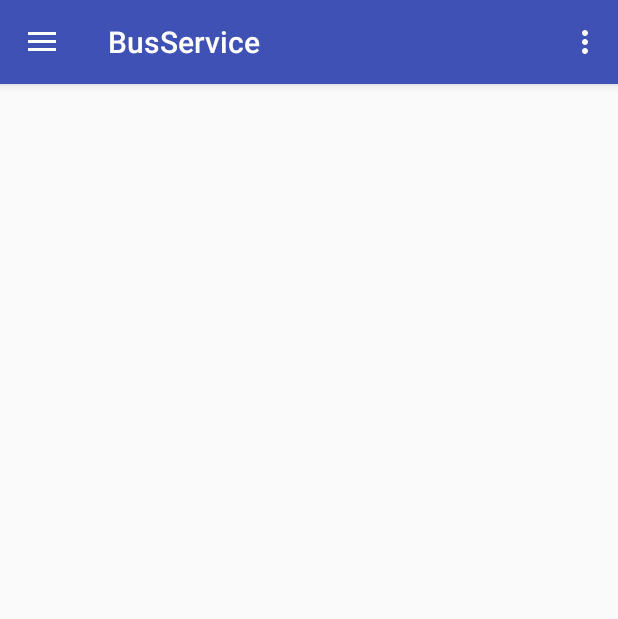
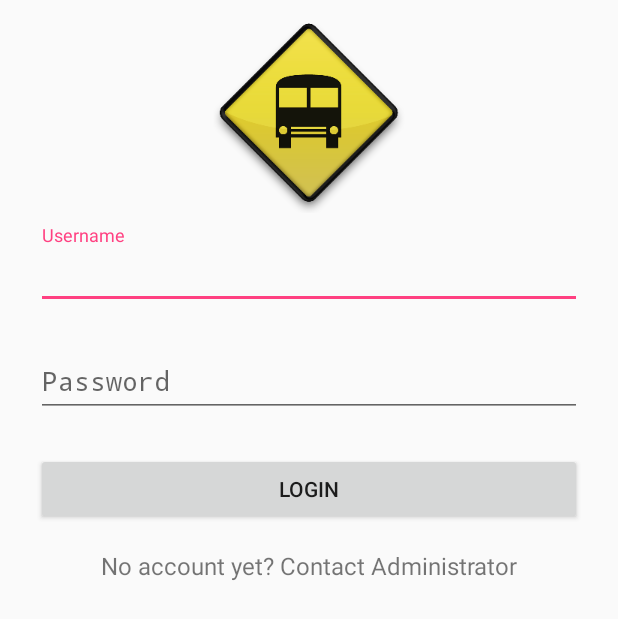
Before and after one commit to byteShaft/bus-service, an Android app: the screen it shows after launch (MainActivity before the commit, LoginActivity after it), on a phone screen of 412 x 824 dp. Shown: the top 619 px of the screen. Run offline under Robolectric (Android 15) with nearby library versions, the phone set to English and light mode, and no system bars.

Commit message:
LoginActivity Implemented

```diff
--- a/app/build.gradle
+++ b/app/build.gradle
@@ -24,5 +24,8 @@ dependencies {
     testCompile 'junit:junit:4.12'
     compile 'com.android.support:appcompat-v7:23.1.1'
     compile 'com.android.support:design:23.1.1'
-    compile 'com.google.android.gms:play-services:8.1.0'
+    compile 'com.google.android.gms:play-services:8.3.0'
+    compile 'com.google.android.gms:play-services-ads:8.3.0'
+    compile 'com.google.android.gms:play-services-identity:8.3.0'
+    compile 'com.google.android.gms:play-services-gcm:8.3.0'
 }
--- a/app/src/main/AndroidManifest.xml
+++ b/app/src/main/AndroidManifest.xml
@@ -10,11 +10,12 @@
     <uses-permission android:name="android.permission.ACCESS_FINE_LOCATION" />
 
     <application
+        android:name=".utils.AppGlobals"
         android:allowBackup="true"
         android:icon="@mipmap/ic_launcher"
         android:label="@string/app_name"
         android:supportsRtl="true"
-        android:theme="@style/AppTheme" >
+        android:theme="@style/Theme.AppCompat" >
         <activity
             android:name=".MainActivity"
             android:label="@string/app_name"
@@ -37,6 +38,7 @@
             android:name="com.google.android.geo.API_KEY"
             android:value="@string/google_maps_key" />
 
+    <activity android:name=".LoginActivity" android:theme="@style/AppTheme" android:screenOrientation="portrait"/>
     </application>
 
 </manifest>
--- a/app/src/main/java/com/byteshaft/busservice/MainActivity.java
+++ b/app/src/main/java/com/byteshaft/busservice/MainActivity.java
@@ -1,10 +1,10 @@
 package com.byteshaft.busservice;
 
+import android.content.Intent;
 import android.os.Bundle;
 import android.support.design.widget.NavigationView;
 import android.support.v4.app.Fragment;
 import android.support.v4.app.FragmentManager;
-import android.support.v4.app.FragmentTransaction;
 import android.support.v4.view.GravityCompat;
 import android.support.v4.widget.DrawerLayout;
 import android.support.v7.app.ActionBarDrawerToggle;
@@ -15,6 +15,7 @@ import android.view.MenuItem;
 
 import com.byteshaft.busservice.fragments.AccountDetailsFragment;
 import com.byteshaft.busservice.fragments.MapsFragment;
+import com.byteshaft.busservice.utils.AppGlobals;
 
 public class MainActivity extends AppCompatActivity
         implements NavigationView.OnNavigationItemSelectedListener {
@@ -25,6 +26,11 @@ public class MainActivity extends AppCompatActivity
 //        FragmentTransaction tx = getSupportFragmentManager().beginTransaction();
 //        tx.replace(R.id.container, new MapsFragment());
 //        tx.commit();
+
+        if (AppGlobals.isVirgin()) {
+            Intent i = new Intent(MainActivity.this, LoginActivity.class);
+            startActivity(i);
+        }
 
         setContentView(R.layout.activity_main);
         Toolbar toolbar = (Toolbar) findViewById(R.id.toolbar);
@@ -42,11 +48,15 @@ public class MainActivity extends AppCompatActivity
 
     @Override
     public void onBackPressed() {
+        if (AppGlobals.isVirgin()) {
+            System.exit(0);
+        } else {
         DrawerLayout drawer = (DrawerLayout) findViewById(R.id.drawer_layout);
         if (drawer.isDrawerOpen(GravityCompat.START)) {
             drawer.closeDrawer(GravityCompat.START);
         } else {
             super.onBackPressed();
+            }
         }
     }
 
--- /dev/null
+++ b/app/src/main/java/com/byteshaft/busservice/utils/AppGlobals.java
@@ -0,0 +1,42 @@
+package com.byteshaft.busservice.utils;
+
+
+import android.app.Application;
+import android.content.Context;
+import android.content.SharedPreferences;
+import android.preference.PreferenceManager;
+
+public class AppGlobals extends Application {
+
+    private static Context sContext;
+    private static SharedPreferences sPreferences;
+    private static final String VIRGIN_KEY = "virgin";
+    private static final String USER_NAME = "user_name";
+
+    @Override
+    public void onCreate() {
+        super.onCreate();
+        sContext = getApplicationContext();
+        sPreferences = PreferenceManager.getDefaultSharedPreferences(this);
+    }
+
+    public static Context getContext() {
+        return sContext;
+    }
+
+    public static boolean isVirgin() {
+        return sPreferences.getBoolean(VIRGIN_KEY, true);
+    }
+
+    public static void setVirgin(boolean virgin) {
+        sPreferences.edit().putBoolean(VIRGIN_KEY, virgin).apply();
+    }
+
+    public static String getName() {
+        return sPreferences.getString(USER_NAME, null);
+    }
+
+    public static void putName(String username) {
+        sPreferences.edit().putString(USER_NAME, username).apply();
+    }
+}
--- /dev/null
+++ b/app/src/main/res/layout/activity_login.xml
@@ -0,0 +1,69 @@
+<?xml version="1.0" encoding="utf-8"?>
+<ScrollView xmlns:android="http://schemas.android.com/apk/res/android"
+    android:layout_width="fill_parent"
+    android:layout_height="fill_parent"
+    android:fitsSystemWindows="true">
+
+    <LinearLayout xmlns:android="http://schemas.android.com/apk/res/android"
+        android:layout_width="match_parent"
+        android:layout_height="wrap_content"
+        android:orientation="vertical"
+        android:paddingLeft="24dp"
+        android:paddingRight="24dp"
+        android:paddingTop="14dp">
+
+        <ImageView
+            android:layout_width="wrap_content"
+            android:layout_height="wrap_content"
+            android:layout_gravity="center_horizontal"
+            android:src="@mipmap/ic_bus" />
+
+        <android.support.design.widget.TextInputLayout
+            android:layout_width="match_parent"
+            android:layout_height="wrap_content"
+            android:layout_marginBottom="8dp"
+            android:layout_marginTop="8dp">
+
+            <EditText
+                android:id="@+id/et_username_login"
+                android:layout_width="match_parent"
+                android:layout_height="wrap_content"
+                android:hint="Username"
+                android:maxLength="10"
+                android:inputType="textEmailAddress" />
+        </android.support.design.widget.TextInputLayout>
+
+        <android.support.design.widget.TextInputLayout
+            android:layout_width="match_parent"
+            android:layout_height="wrap_content"
+            android:layout_marginBottom="8dp"
+            android:layout_marginTop="8dp">
+
+            <EditText
+                android:id="@+id/et_password_login"
+                android:layout_width="match_parent"
+                android:layout_height="wrap_content"
+                android:hint="Password"
+                android:maxLength="10"
+                android:inputType="textPassword" />
+        </android.support.design.widget.TextInputLayout>
+
+        <android.support.v7.widget.AppCompatButton
+            android:id="@+id/btn_login"
+            android:layout_width="fill_parent"
+            android:layout_height="wrap_content"
+            android:layout_marginBottom="16dp"
+            android:layout_marginTop="16dp"
+            android:padding="12dp"
+            android:text="Login" />
+
+        <TextView
+            android:layout_width="fill_parent"
+            android:layout_height="wrap_content"
+            android:layout_marginBottom="24dp"
+            android:gravity="center"
+            android:text="No account yet? Contact Administrator"
+            android:textSize="16dp" />
+
+    </LinearLayout>
+</ScrollView>
```
Also changed, not shown: app/src/main/java/com/byteshaft/busservice/LoginActivity.java (added, +106 -0 lines), app/src/main/res/mipmap-xxxhdpi/ic_bus.png (added), 1 other file.
